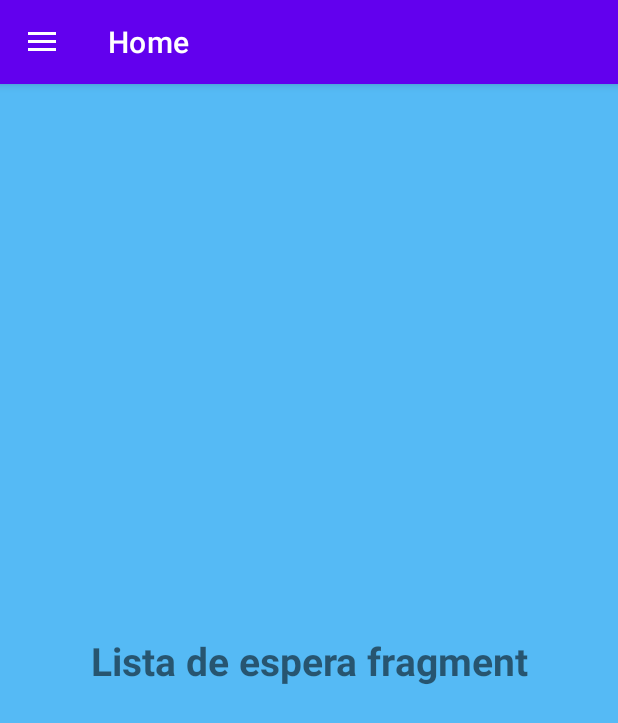
After one commit to RaulHC13/LiBD, an Android app: the fragment ListaEsperaFragment placed in its activity, on a phone screen of 412 x 824 dp. The commit adds this screen. Shown: the top 723 px of the screen. Run offline under Robolectric (Android 15) with nearby library versions, the phone set to English and light mode, and no system bars; our stand-ins replace Firebase (no records; nobody signed in at launch, a user with empty details on screens opened directly); 1 statement that could not run was skipped.

Commit message:
"Fragments iniciales"

```diff
--- a/app/src/main/AndroidManifest.xml
+++ b/app/src/main/AndroidManifest.xml
@@ -13,7 +13,7 @@
         android:theme="@style/Theme.LiBD"
         tools:targetApi="31">
         <activity
-            android:name="com.proyecto.libd.view.HomeActivity"
+            android:name="com.proyecto.libd.view.MainActivity"
             android:exported="false">
             <meta-data
                 android:name="android.app.lib_name"
--- /dev/null
+++ b/app/src/main/java/com/proyecto/libd/fragments/HomeFragment.kt
@@ -0,0 +1,39 @@
+package com.proyecto.libd.fragments
+
+import android.content.Intent
+import android.os.Bundle
+import androidx.fragment.app.Fragment
+import android.view.LayoutInflater
+import android.view.View
+import android.view.ViewGroup
+import com.example.libd.R
+import com.example.libd.databinding.FragmentHomeBinding
+import com.proyecto.libd.CrearActivity
+
+class HomeFragment : Fragment() {
+    lateinit var binding: FragmentHomeBinding
+
+    override fun onCreate(savedInstanceState: Bundle?) {
+        super.onCreate(savedInstanceState)
+
+    }
+
+    override fun onCreateView(
+        inflater: LayoutInflater, container: ViewGroup?,
+        savedInstanceState: Bundle?
+    ): View? {
+        // Inflate the layout for this fragment
+        return inflater.inflate(R.layout.fragment_home, container, false)
+    }
+
+    companion object {
+
+    }
+
+    private fun setListeners() {
+
+        binding.btnAdd.setOnClickListener {
+//            startActivity(Intent(this, CrearActivity::class.java))
+        }
+    }
+}
--- /dev/null
+++ b/app/src/main/java/com/proyecto/libd/fragments/ListaEsperaFragment.kt
@@ -0,0 +1,60 @@
+package com.proyecto.libd.fragments
+
+import android.os.Bundle
+import androidx.fragment.app.Fragment
+import android.view.LayoutInflater
+import android.view.View
+import android.view.ViewGroup
+import com.example.libd.R
+
+// TODO: Rename parameter arguments, choose names that match
+// the fragment initialization parameters, e.g. ARG_ITEM_NUMBER
+private const val ARG_PARAM1 = "param1"
+private const val ARG_PARAM2 = "param2"
+
+/**
+ * A simple [Fragment] subclass.
+ * Use the [ListaEsperaFragment.newInstance] factory method to
+ * create an instance of this fragment.
+ */
+class ListaEsperaFragment : Fragment() {
+    // TODO: Rename and change types of parameters
+    private var param1: String? = null
+    private var param2: String? = null
+
+    override fun onCreate(savedInstanceState: Bundle?) {
+        super.onCreate(savedInstanceState)
+        arguments?.let {
+            param1 = it.getString(ARG_PARAM1)
+            param2 = it.getString(ARG_PARAM2)
+        }
+    }
+
+    override fun onCreateView(
+        inflater: LayoutInflater, container: ViewGroup?,
+        savedInstanceState: Bundle?
+    ): View? {
+        // Inflate the layout for this fragment
+        return inflater.inflate(R.layout.fragment_lista_espera, container, false)
+    }
+
+    companion object {
+        /**
+         * Use this factory method to create a new instance of
+         * this fragment using the provided parameters.
+         *
+         * @param param1 Parameter 1.
+         * @param param2 Parameter 2.
+         * @return A new instance of fragment ListaEsperaFragment.
+         */
+        // TODO: Rename and change types and number of parameters
+        @JvmStatic
+        fun newInstance(param1: String, param2: String) =
+            ListaEsperaFragment().apply {
+                arguments = Bundle().apply {
+                    putString(ARG_PARAM1, param1)
+                    putString(ARG_PARAM2, param2)
+                }
+            }
+    }
+}
--- a/app/src/main/java/com/proyecto/libd/view/LoginActivity.kt
+++ b/app/src/main/java/com/proyecto/libd/view/LoginActivity.kt
@@ -74,6 +74,6 @@ class LoginActivity : AppCompatActivity() {
     }
 
     private fun irHome() {
-        startActivity(Intent(this, HomeActivity::class.java))
+        startActivity(Intent(this, MainActivity::class.java))
     }
 }
--- a/app/src/main/java/com/proyecto/libd/view/HomeActivity.kt
+++ b/app/src/main/java/com/proyecto/libd/view/MainActivity.kt
@@ -8,35 +8,38 @@ import android.widget.TextView
 import android.widget.Toast
 import androidx.appcompat.app.ActionBarDrawerToggle
 import androidx.drawerlayout.widget.DrawerLayout
+import androidx.fragment.app.Fragment
 import androidx.recyclerview.widget.LinearLayoutManager
 import com.example.libd.R
-import com.example.libd.databinding.ActivityHomeBinding
+import com.example.libd.databinding.ActivityMainBinding
 import com.google.android.material.navigation.NavigationView
 import com.google.firebase.auth.FirebaseAuth
 import com.proyecto.libd.CrearActivity
 import com.proyecto.libd.Prefs
 import com.proyecto.libd.adapters.LibroAdapter
+import com.proyecto.libd.fragments.*
 import com.proyecto.libd.model.Libro
 
-class HomeActivity : AppCompatActivity() {
+class MainActivity : AppCompatActivity() {
 
-    lateinit var binding: ActivityHomeBinding
+    lateinit var binding: ActivityMainBinding
     lateinit var prefs: Prefs
     lateinit var toggle: ActionBarDrawerToggle
     lateinit var navView: NavigationView
     lateinit var email: String
+    lateinit var drawerLayout: DrawerLayout
 
     lateinit var adapter: LibroAdapter
     private var listaLibros10 = arrayListOf<Libro>()
 
     override fun onCreate(savedInstanceState: Bundle?) {
         super.onCreate(savedInstanceState)
-        binding = ActivityHomeBinding.inflate(layoutInflater)
+        binding = ActivityMainBinding.inflate(layoutInflater)
         setContentView(binding.root)
         prefs = Prefs(this)
         email = prefs.getEmail().toString()
 
-        val drawerLayout: DrawerLayout = findViewById(R.id.drawerLayout)
+        drawerLayout = findViewById(R.id.drawerLayout)
         navView = findViewById(R.id.nav_view)
         toggle = ActionBarDrawerToggle(this, drawerLayout, R.string.open, R.string.close)
         drawerLayout.addDrawerListener(toggle)
@@ -45,10 +48,11 @@ class HomeActivity : AppCompatActivity() {
         supportActionBar?.setDisplayHomeAsUpEnabled(true)
 
 
+        cambiarFragment(HomeFragment(), "Home")
 
         setPerfil()
         setListeners()
-        setRecycler()
+//        setRecycler()
     }
 
     private fun setPerfil() {
@@ -64,30 +68,33 @@ class HomeActivity : AppCompatActivity() {
         //de perfiles con realtime storage.
     }
 
-    private fun setRecycler() {
-        val layoutManager = LinearLayoutManager(this)
-        binding.recycler.layoutManager = layoutManager
-
-        adapter = LibroAdapter(listaLibros10)
-        binding.recycler.adapter = adapter
-    }
+//    private fun setRecycler() {
+//        val layoutManager = LinearLayoutManager(this)
+//        binding.recycler.layoutManager = layoutManager
+//
+//        adapter = LibroAdapter(listaLibros10)
+//        binding.recycler.adapter = adapter
+//    }
 
     private fun setListeners() {
 
-        binding.btnAdd.setOnClickListener {
-            startActivity(Intent(this, CrearActivity::class.java))
-        }
+//        binding.btnAdd.setOnClickListener {
+//            startActivity(Intent(this, CrearActivity::class.java))
+//        }
 
         navView.setNavigationItemSelectedListener {
+
+            it.isChecked = true
+
             when(it.itemId) {
-                R.id.nav_home -> Toast.makeText(this, "Home", Toast.LENGTH_SHORT).show()
-                R.id.nav_chat -> Toast.makeText(this, "Chat", Toast.LENGTH_SHORT).show()
-                R.id.nav_list -> Toast.makeText(this, "Lista de lectura", Toast.LENGTH_SHORT).show()
-                R.id.nav_fav -> Toast.makeText(this, "Favoritos", Toast.LENGTH_SHORT).show()
-                R.id.nav_rate -> Toast.makeText(this, "Valoraciones", Toast.LENGTH_SHORT).show()
-                R.id.nav_search -> Toast.makeText(this, "Buscar libros", Toast.LENGTH_SHORT).show()
-                R.id.nav_perfil -> Toast.makeText(this, "Editar perfil", Toast.LENGTH_SHORT).show()
-                R.id.nav_config -> Toast.makeText(this, "Configuracion", Toast.LENGTH_SHORT).show()
+                R.id.nav_home -> cambiarFragment(HomeFragment(), it.title.toString())
+                R.id.nav_chat -> cambiarFragment(ChatFragment(), it.title.toString())
+                R.id.nav_list -> cambiarFragment(ListaEsperaFragment(), it.title.toString())
+                R.id.nav_fav -> cambiarFragment(FavoritosFragment(), it.title.toString())
+                R.id.nav_rate -> cambiarFragment(ValoracionesFragment(), it.title.toString())
+                R.id.nav_search -> cambiarFragment(BuscarFragment(), it.title.toString())
+                R.id.nav_perfil -> Toast.makeText(this, "Perfil", Toast.LENGTH_SHORT).show()
+                R.id.nav_config -> Toast.makeText(this, "Perfil", Toast.LENGTH_SHORT).show()
 
                 R.id.nav_logout -> {
                     FirebaseAuth.getInstance().signOut()
@@ -100,6 +107,20 @@ class HomeActivity : AppCompatActivity() {
             true
         }
     }
+
+    private fun cambiarFragment(fragment: Fragment, titulo: String) {
+
+        val fragmentManager = supportFragmentManager
+        val fragmentTransaction = fragmentManager.beginTransaction()
+
+        fragment.retainInstance
+        fragmentTransaction.replace(R.id.frameLayout, fragment)
+        fragmentTransaction.addToBackStack(null)
+        fragmentTransaction.commit()
+        drawerLayout.closeDrawers()
+        setTitle(titulo)
+    }
+
     override fun onOptionsItemSelected(item: MenuItem): Boolean {
         if (toggle.onOptionsItemSelected(item)) {
             return true
--- /dev/null
+++ b/app/src/main/res/layout/activity_main.xml
@@ -0,0 +1,29 @@
+<?xml version="1.0" encoding="utf-8"?>
+<androidx.drawerlayout.widget.DrawerLayout xmlns:android="http://schemas.android.com/apk/res/android"
+    xmlns:app="http://schemas.android.com/apk/res-auto"
+    xmlns:tools="http://schemas.android.com/tools"
+    android:id="@+id/drawerLayout"
+    android:layout_width="match_parent"
+    android:layout_height="match_parent"
+    tools:context="com.proyecto.libd.view.MainActivity">
+
+    <androidx.constraintlayout.widget.ConstraintLayout
+        android:layout_width="match_parent"
+        android:layout_height="match_parent">
+
+        <FrameLayout
+            android:layout_width="match_parent"
+            android:layout_height="match_parent"
+            android:id="@+id/frameLayout"/>
+    </androidx.constraintlayout.widget.ConstraintLayout>
+
+    <com.google.android.material.navigation.NavigationView
+        android:id="@+id/nav_view"
+        android:layout_width="wrap_content"
+        android:layout_height="match_parent"
+        android:layout_gravity="start"
+        android:fitsSystemWindows="true"
+        app:headerLayout="@layout/nav_header"
+        app:menu="@menu/nav_menu" />
+
+</androidx.drawerlayout.widget.DrawerLayout>
--- /dev/null
+++ b/app/src/main/res/layout/fragment_lista_espera.xml
@@ -0,0 +1,29 @@
+<FrameLayout xmlns:android="http://schemas.android.com/apk/res/android"
+    xmlns:app="http://schemas.android.com/apk/res-auto"
+    xmlns:tools="http://schemas.android.com/tools"
+    android:layout_width="match_parent"
+    android:layout_height="match_parent"
+    tools:context="com.proyecto.libd.fragments.ListaEsperaFragment"
+    android:background="@color/color3">
+
+    <androidx.constraintlayout.widget.ConstraintLayout
+        android:layout_width="match_parent"
+        android:layout_height="match_parent">
+
+        <TextView
+            android:id="@+id/tvListaFragment"
+            android:layout_width="wrap_content"
+            android:layout_height="wrap_content"
+            android:maxLines="1"
+            android:text="Lista de espera fragment"
+            android:textSize="26sp"
+            android:textStyle="bold"
+            app:layout_constraintBottom_toBottomOf="parent"
+            app:layout_constraintEnd_toEndOf="parent"
+            app:layout_constraintHorizontal_bias="0.5"
+            app:layout_constraintStart_toStartOf="parent"
+            app:layout_constraintTop_toTopOf="parent"
+            app:layout_constraintVertical_bias="0.5" />
+    </androidx.constraintlayout.widget.ConstraintLayout>
+
+</FrameLayout>
--- a/app/src/main/res/menu/nav_menu.xml
+++ b/app/src/main/res/menu/nav_menu.xml
@@ -3,6 +3,7 @@
     xmlns:tools="http://schemas.android.com/tools"
     tools:showIn="navigation_view">
 
+    <group android:checkableBehavior="single">
     <item
         android:id="@+id/nav_home"
         android:icon="@drawable/ic_baseline_home_24"
@@ -27,7 +28,9 @@
     <item android:id="@+id/nav_search"
         android:icon="@drawable/ic_baseline_search_24"
         android:title="Buscar"/>
+    </group>
 
+    <group android:checkableBehavior="single">
     <item android:title="Configuracion">
     <menu>
         <item android:id="@+id/nav_perfil"
@@ -39,7 +42,9 @@
             android:title="Configuracion"/>
     </menu>
     </item>
+    </group>
 
+    <group android:checkableBehavior="single">
     <item android:title="Salir">
     <menu>
 
@@ -53,4 +58,5 @@
 
     </menu>
     </item>
+    </group>
 </menu>
--- a/app/src/main/res/values/colors.xml
+++ b/app/src/main/res/values/colors.xml
@@ -13,4 +13,8 @@
     <color name="colorAddCard">#CC767171</color>
     <color name="colorEt">#CCF5F5F5</color>
     <color name="underline">#BDB8B8</color>
+    <color name="color1">#F55555</color>
+    <color name="color2">#5AE434</color>
+    <color name="color3">#55BAF5</color>
+    <color name="color4">#FC9647</color>
 </resources>
--- a/app/src/main/res/values/strings.xml
+++ b/app/src/main/res/values/strings.xml
@@ -3,4 +3,6 @@
     <string name="numPaginas">%d paginas</string>
     <string name="open">Open</string>
     <string name="close">Close</string>
+    <!-- TODO: Remove or change this placeholder text -->
+    <string name="hello_blank_fragment">Hello blank fragment</string>
 </resources>
```
Also changed, not shown: app/src/main/java/com/proyecto/libd/fragments/BuscarFragment.kt (added, +60 -0 lines), app/src/main/java/com/proyecto/libd/fragments/ChatFragment.kt (added, +60 -0 lines), app/src/main/java/com/proyecto/libd/fragments/FavoritosFragment.kt (added, +60 -0 lines), app/src/main/java/com/proyecto/libd/fragments/ValoracionesFragment.kt (added, +60 -0 lines), app/src/main/res/layout/activity_home.xml (deleted, +0 -69 lines), app/src/main/res/layout/fragment_buscar.xml (added, +28 -0 lines), app/src/main/res/layout/fragment_chat.xml (added, +28 -0 lines), app/src/main/res/layout/fragment_favoritos.xml (added, +28 -0 lines), app/src/main/res/layout/fragment_home.xml (added, +59 -0 lines), app/src/main/res/layout/fragment_valoraciones.xml (added, +28 -0 lines).
